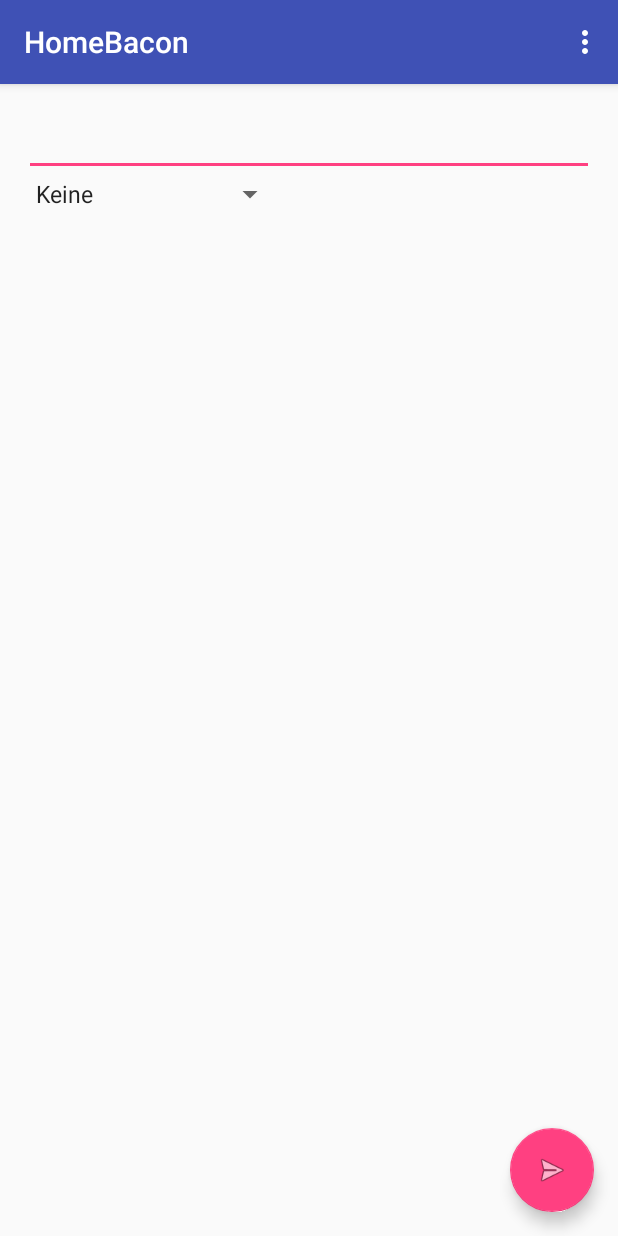
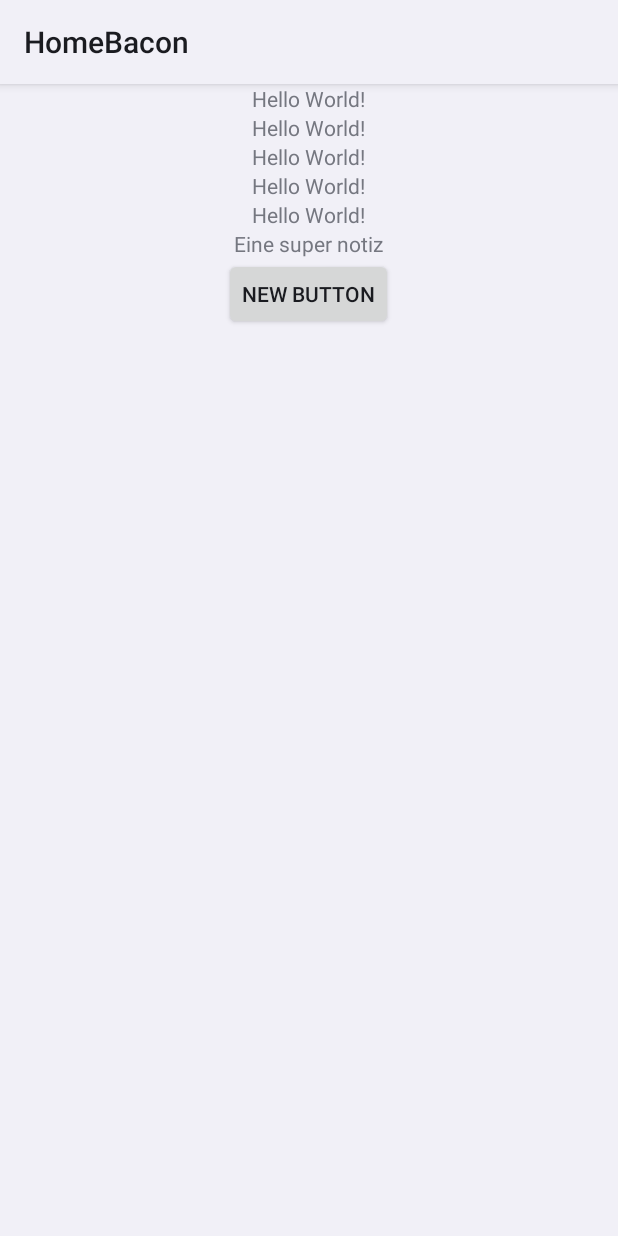
Before and after one commit to w-hs/home-bacon, an Android app: the screen it shows after launch (MainActivity before the commit, MyDisplayActivity after it), on a phone screen of 412 x 824 dp. Run offline under Robolectric (Android 15) with nearby library versions, the light colour scheme and no system bars.

Commit message:
Database Helper and connections implemented.

```diff
--- a/HomeBacon/wear/src/main/AndroidManifest.xml
+++ b/HomeBacon/wear/src/main/AndroidManifest.xml
@@ -13,11 +13,7 @@
         <activity
             android:name=".MyStubBroadcastActivity"
             android:label="MyStubBroadcastActivity" >
-            <intent-filter>
-                <action android:name="android.intent.action.MAIN" />
 
-                <category android:name="android.intent.category.LAUNCHER" />
-            </intent-filter>
         </activity>
         <activity
             android:name=".MyDisplayActivity"
@@ -25,6 +21,11 @@
             android:exported="true"
             android:taskAffinity=""
             android:theme="@android:style/Theme.DeviceDefault.Light" >
+            <intent-filter>
+                <action android:name="android.intent.action.MAIN" />
+
+                <category android:name="android.intent.category.LAUNCHER" />
+            </intent-filter>
         </activity>
 
         <receiver
--- /dev/null
+++ b/HomeBacon/wear/src/main/java/de/whs/homebacon/DatabaseHelper.java
@@ -0,0 +1,79 @@
+package de.whs.homebacon;
+
+import android.content.Context;
+import android.database.sqlite.SQLiteDatabase;
+import android.database.sqlite.SQLiteOpenHelper;
+import android.util.Log;
+
+/**
+ * Created by Daniel on 24.11.2015.
+ */
+public class DatabaseHelper extends SQLiteOpenHelper {
+
+    public static final int DATABASE_VERSION = 1;
+    public static final String DATABASE_NAME = "bacon.db";
+
+
+    public static final String TABLE_NOTES_NAME = "notes";
+    public static final String COLUMN_NOTES_NAME_NOTEID  = "noteid";
+    public static final String COLUMN_NOTES_NAME_TITLE = "title";
+    public static final String COLUMN_NOTES_NAME_TEXT = "text";
+    public static final String COLUMN_NOTES_NAME_TIMESTAMP = "timestamp";
+    public static final String COLUMN_NOTES_NAME_ROOMID = "roomid";
+    public static final String COLUMN_NOTES_NAME_EVENT = "event";
+
+    public static final String TABLE_ITEMS_NAME = "item";
+    public static final String COLUMN_ITEMS_NAME_BBTAG  = "bbtag";
+    public static final String COLUMN_ITEMS_NAME_DESCRIPTION = "dec";
+    public static final String COLUMN_ITEMS_NAME_ROOMID = "roomid";
+
+
+    private static final String TEXT_TYPE = " TEXT";
+    private static final String COMMA_SEP = ",";
+    private static final String SQL_CREATE_NOTES =
+            "CREATE TABLE " + TABLE_NOTES_NAME + " (" +
+                    COLUMN_NOTES_NAME_NOTEID        + " INTEGER PRIMARY KEY," +
+                    COLUMN_NOTES_NAME_TITLE         + TEXT_TYPE + COMMA_SEP +
+                    COLUMN_NOTES_NAME_TEXT          + TEXT_TYPE + COMMA_SEP +
+                    COLUMN_NOTES_NAME_TIMESTAMP     + TEXT_TYPE + COMMA_SEP +
+                    COLUMN_NOTES_NAME_ROOMID        + TEXT_TYPE + COMMA_SEP +
+                    COLUMN_NOTES_NAME_EVENT         + TEXT_TYPE +
+            " )";
+
+    private static final String SQL_CREATE_ITEMS =
+            "CREATE TABLE " + TABLE_ITEMS_NAME + " (" +
+                    COLUMN_ITEMS_NAME_BBTAG           + " INTEGER PRIMARY KEY," +
+                    COLUMN_ITEMS_NAME_DESCRIPTION     + TEXT_TYPE + COMMA_SEP +
+                    COLUMN_ITEMS_NAME_ROOMID          + "INTEGER" +
+                    " )";
+
+    private static final String SQL_DELETE_NOTES =
+            "DROP TABLE IF EXISTS " + TABLE_NOTES_NAME;
+
+    private static final String SQL_DELETE_ITEMS =
+            "DROP TABLE IF EXISTS " + TABLE_ITEMS_NAME;
+
+
+    public DatabaseHelper(Context context)
+    {
+        super(context, DATABASE_NAME, null, DATABASE_VERSION);
+    }
+
+
+    public void onCreate(SQLiteDatabase db) {
+        Log.d("SQLSQLSQL________","_________________________Create");
+        db.execSQL(SQL_CREATE_NOTES);
+        db.execSQL(SQL_CREATE_ITEMS);
+    }
+    public void onUpgrade(SQLiteDatabase db, int oldVersion, int newVersion) {
+        // This database is only a cache for online data, so its upgrade policy is
+        // to simply to discard the data and start over
+        db.execSQL(SQL_DELETE_NOTES);
+        db.execSQL(SQL_DELETE_ITEMS);
+        onCreate(db);
+    }
+    public void onDowngrade(SQLiteDatabase db, int oldVersion, int newVersion) {
+        onUpgrade(db, oldVersion, newVersion);
+    }
+
+}
--- a/HomeBacon/wear/src/main/java/de/whs/homebacon/MyDisplayActivity.java
+++ b/HomeBacon/wear/src/main/java/de/whs/homebacon/MyDisplayActivity.java
@@ -1,6 +1,9 @@
 package de.whs.homebacon;
 
 import android.app.Activity;
+import android.content.ContentValues;
+import android.database.Cursor;
+import android.database.sqlite.SQLiteDatabase;
 import android.os.Bundle;
 import android.widget.TextView;
 
@@ -13,5 +16,69 @@ public class MyDisplayActivity extends Activity {
         super.onCreate(savedInstanceState);
         setContentView(R.layout.activity_display);
         mTextView = (TextView) findViewById(R.id.text);
+
+        DatabaseHelper mDbHelper = new DatabaseHelper(this.getApplicationContext());
+
+        // Gets the data repository in write mode
+        SQLiteDatabase db = mDbHelper.getWritableDatabase();
+        mDbHelper.onUpgrade(db, 1, 1);
+
+      // Cursor cursor2 = db.
+       //         rawQuery(".schema notes;",null);
+
+
+
+        ContentValues values = new ContentValues();
+        values.put(DatabaseHelper.COLUMN_NOTES_NAME_NOTEID, 1);
+        values.put(DatabaseHelper.COLUMN_NOTES_NAME_TITLE, "Hallo");
+        values.put(DatabaseHelper.COLUMN_NOTES_NAME_TEXT, "Eine super notiz");
+        values.put(DatabaseHelper.COLUMN_NOTES_NAME_TIMESTAMP,  System.currentTimeMillis());
+        values.put(DatabaseHelper.COLUMN_NOTES_NAME_EVENT, "null");
+        values.put(DatabaseHelper.COLUMN_NOTES_NAME_ROOMID, "100");
+
+        long newRowId;
+        newRowId = db.insert(
+                DatabaseHelper.TABLE_NOTES_NAME,
+                null,
+                values);
+
+
+
+
+
+        // Define a projection that specifies which columns from the database
+// you will actually use after this query.
+        String[] projection = {
+                DatabaseHelper.COLUMN_NOTES_NAME_NOTEID,
+                DatabaseHelper.COLUMN_NOTES_NAME_TITLE,
+                DatabaseHelper.COLUMN_NOTES_NAME_TEXT,
+                DatabaseHelper.COLUMN_NOTES_NAME_TIMESTAMP,
+                DatabaseHelper.COLUMN_NOTES_NAME_EVENT,
+                DatabaseHelper.COLUMN_NOTES_NAME_ROOMID
+        };
+
+// How you want the results sorted in the resulting Cursor
+        String sortOrder =
+                DatabaseHelper.COLUMN_NOTES_NAME_TIMESTAMP + " DESC";
+
+        Cursor cursor = db.query(
+                DatabaseHelper.TABLE_NOTES_NAME, // The table to query
+                projection,                      // The columns to return
+                null,                            // The columns for the WHERE clause
+                null,                            // The values for the WHERE clause
+                null,                            // don't group the rows
+                null,                            // don't filter by row groups
+                sortOrder                        // The sort order
+        );
+
+
+
+        cursor.moveToFirst();
+        long itemId = cursor.getLong(
+                cursor.getColumnIndexOrThrow(DatabaseHelper.COLUMN_NOTES_NAME_TITLE)
+        );
+
+        mTextView.setText(""+cursor.getString(2));
+
     }
 }
--- a/HomeBacon/wear/src/main/res/layout/activity_display.xml
+++ b/HomeBacon/wear/src/main/res/layout/activity_display.xml
@@ -3,19 +3,37 @@
     xmlns:tools="http://schemas.android.com/tools" android:layout_width="match_parent"
     android:layout_height="match_parent" android:orientation="vertical"
     tools:context=".MyDisplayActivity" tools:deviceIds="wear">
-    <TextView android:id="@+id/text" android:layout_width="wrap_content"
-        android:layout_height="wrap_content" android:text="@string/hello" />
 
-    <TextView
-        android:layout_width="wrap_content"
+
+    <LinearLayout
+        android:orientation="vertical"
+        android:layout_width="match_parent"
         android:layout_height="wrap_content"
-        android:textAppearance="?android:attr/textAppearanceLarge"
-        android:text="TEST"
-        android:id="@+id/textView" />
+        android:layout_gravity="center_horizontal"
+        android:gravity="center_horizontal">
+
+        <TextView android:id="@+id/text2" android:layout_width="wrap_content"
+            android:layout_height="wrap_content" android:text="@string/hello" />
+        <TextView android:id="@+id/text3" android:layout_width="wrap_content"
+            android:layout_height="wrap_content" android:text="@string/hello" />
+        <TextView android:id="@+id/text4" android:layout_width="wrap_content"
+            android:layout_height="wrap_content" android:text="@string/hello" />
+        <TextView android:id="@+id/text5" android:layout_width="wrap_content"
+            android:layout_height="wrap_content" android:text="@string/hello" />
+        <TextView android:id="@+id/text6" android:layout_width="wrap_content"
+            android:layout_height="wrap_content" android:text="@string/hello" />
+
+
+        <TextView android:id="@+id/text" android:layout_width="wrap_content"
+            android:layout_height="wrap_content" android:text="@string/hello" />
+
+
+    </LinearLayout>
 
     <Button
         android:layout_width="wrap_content"
         android:layout_height="wrap_content"
         android:text="New Button"
+        android:layout_gravity="center_horizontal"
         android:id="@+id/button" />
 </LinearLayout>
```
